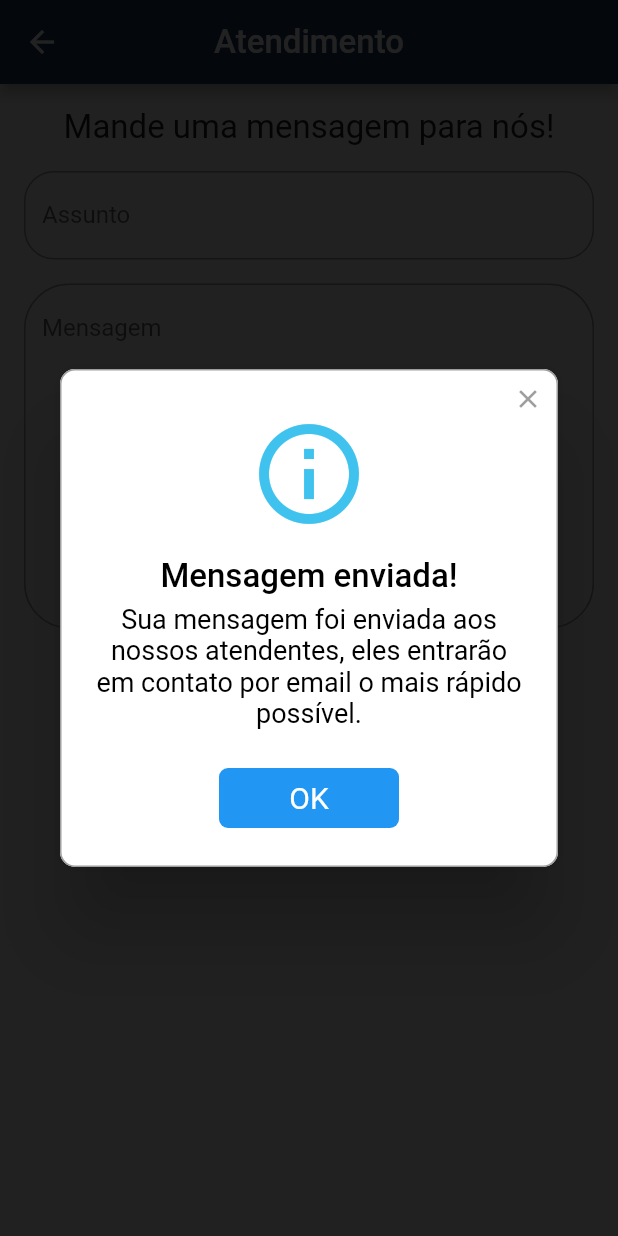
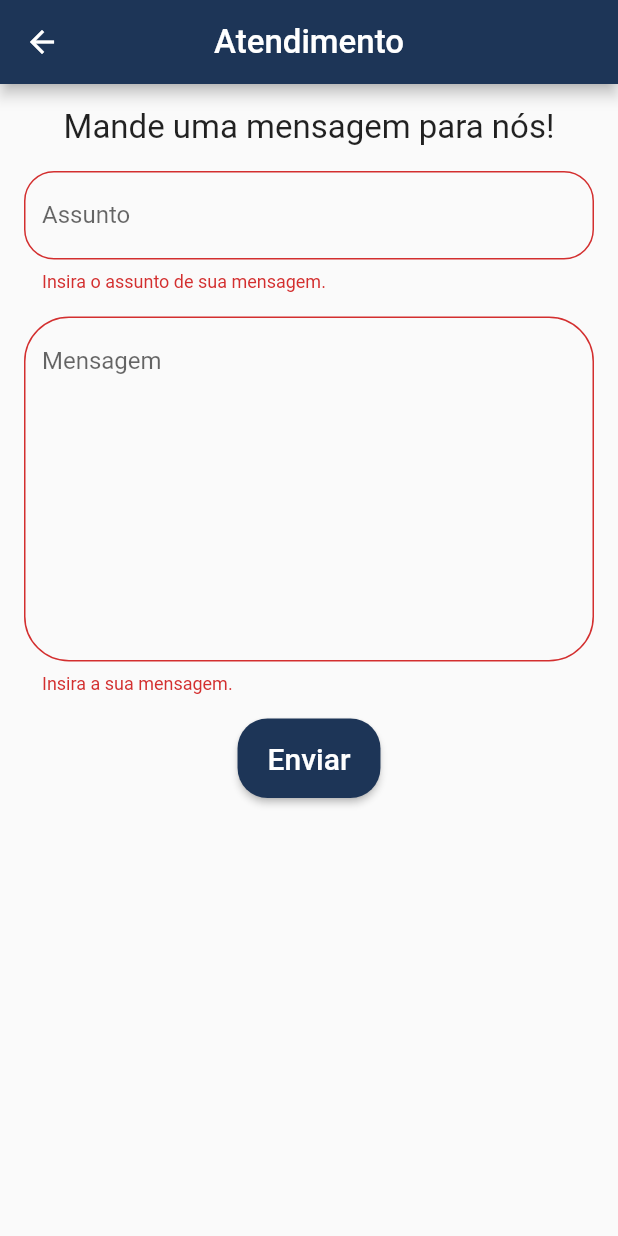
Before and after one commit to fonseca741/9794-AS, a Flutter app: the ViewSac screen opened by its route, after a tap on "Enviar", on a phone screen of 412 x 824 dp. Run offline on Flutter 3.47's test engine with Material 2 defaults, Android fonts, the phone set to English and light mode, and no system bars; drawn by our look-alikes of rflutter_alert.

```diff
--- a/lib/Routes/app_routes.dart
+++ b/lib/Routes/app_routes.dart
@@ -1,9 +1,9 @@
 class AppRoutes {
   static const CADASTRO_USUARIO = '/cadastroUsuario';
-  static const FAQ = '/faq';
+  static const FAQ = '/';
   static const SAC = '/sac';
   static const INFO_PESSOAIS = '/infoPessoais';
   static const HOME_ESTABELECIMENTO = '/homeEstabelecimentos';
   static const PERFIL = '/perfil';
-  static const ALTERAR_SENHA = '/';
+  static const ALTERAR_SENHA = '/alterarSenha';
 }
--- a/lib/Views/sac.dart
+++ b/lib/Views/sac.dart
@@ -3,8 +3,8 @@ import 'package:iClothes/Routes/app_routes.dart';
 import 'package:rflutter_alert/rflutter_alert.dart';
 
 class ViewSac extends StatelessWidget {
-  final TextEditingController _controladorAssunto = TextEditingController();
-  final TextEditingController _controladorMensagem = TextEditingController();
+  final _form = GlobalKey<FormState>();
+  final Map<String, Object> _formdata = {};
 
   void enviarAlerta(context) {
     Alert(
@@ -38,13 +38,9 @@ class ViewSac extends StatelessWidget {
             'Atendimento',
             style: TextStyle(fontSize: 22),
           ),
-        // automaticallyImplyLeading: true,
-        // leading: IconButton(
-        //   icon: Icon(Icons.arrow_back_outlined),
-        //   onPressed: () => Navigator.pop(context),
-        // ),
         ),
-      body: Padding(
+        body: SingleChildScrollView(
+          child: Padding(
             padding: const EdgeInsets.all(16.0),
             child: Column(
               children: <Widget>[
@@ -53,28 +49,43 @@ class ViewSac extends StatelessWidget {
                   textAlign: TextAlign.center,
                   style: TextStyle(fontSize: 22),
                 ),
+                Form(
+                  key: _form,
+                  child: Column(
+                    children: [
                       Padding(
                         padding: const EdgeInsets.only(top: 16.0),
-              child: TextField(
-                controller: _controladorAssunto,
+                        child: TextFormField(
                             decoration: InputDecoration(
                                 labelText: 'Assunto',
                                 border: new OutlineInputBorder(
-                        borderRadius:
-                            const BorderRadius.all(const Radius.circular(20)))),
-              ),
+                                    borderRadius: const BorderRadius.all(
+                                        const Radius.circular(20)))),
+                            validator: (value) {
+                              if (value.isEmpty) {
+                                return 'Insira o assunto de sua mensagem.';
+                              }
+                              return null;
+                            }),
                       ),
                       Padding(
                         padding: const EdgeInsets.only(top: 16.0),
-              child: TextField(
+                        child: TextFormField(
                             maxLines: 10,
-                controller: _controladorMensagem,
                             decoration: InputDecoration(
                                 labelText: 'Mensagem',
                                 alignLabelWithHint: true,
                                 border: new OutlineInputBorder(
-                        borderRadius:
-                            const BorderRadius.all(const Radius.circular(30)))),
+                                    borderRadius: const BorderRadius.all(
+                                        const Radius.circular(30)))),
+                            validator: (value) {
+                              if (value.isEmpty) {
+                                return 'Insira a sua mensagem.';
+                              }
+                              return null;
+                            }),
+                      ),
+                    ],
                   ),
                 ),
                 Padding(
@@ -89,12 +100,14 @@ class ViewSac extends StatelessWidget {
                       padding: EdgeInsets.fromLTRB(20, 15, 20, 15),
                       shape: RoundedRectangleBorder(
                           borderRadius: BorderRadius.circular(20)),
-                onPressed: () => {enviarAlerta(context)},
-              ),
+                      onPressed: () => {
+                            if (_form.currentState.validate())
+                              {enviarAlerta(context)},
+                          }),
                 ),
               ],
             ),
           ),
-    );
+        ));
   }
 }
```
Also changed, not shown: lib/Views/faq.dart (+28 -1 lines). Lines whose indentation alone changed are shown as unchanged.
